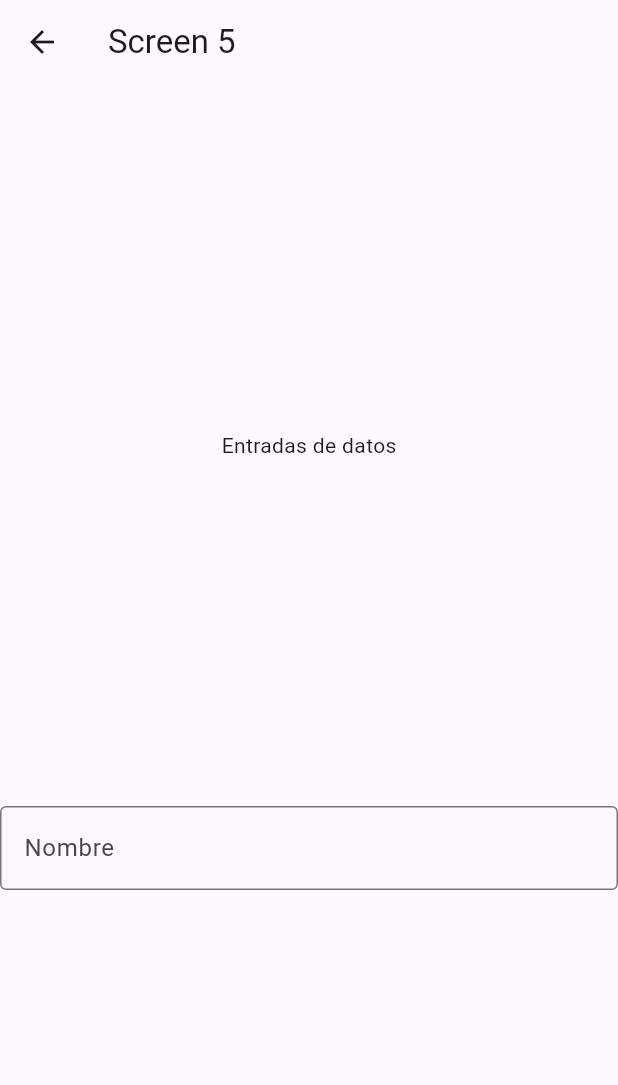
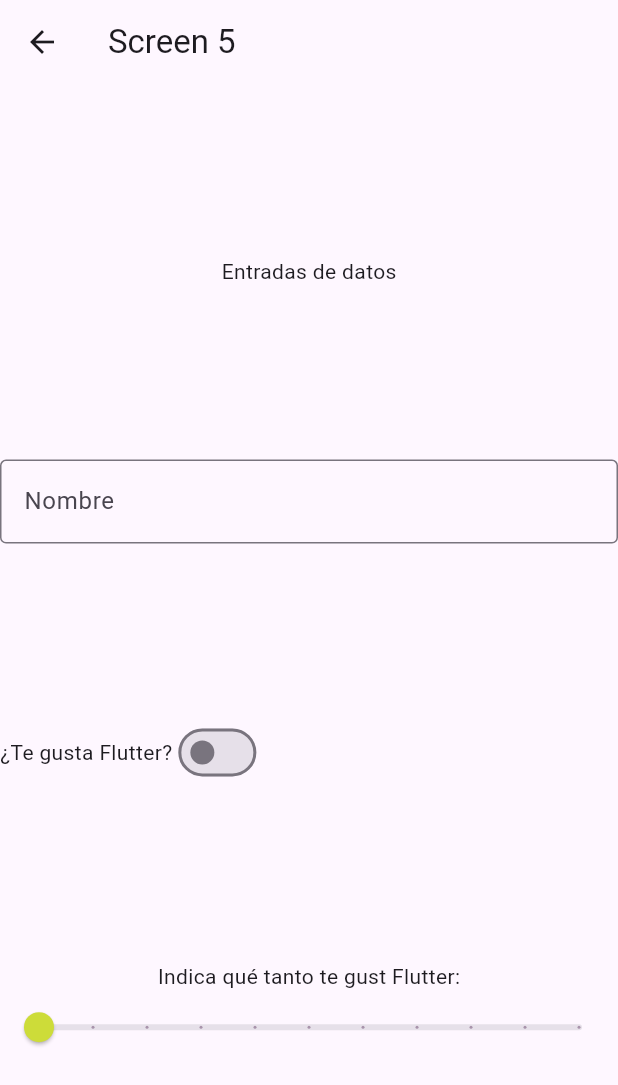
Before and after one commit to fernandezalexia57-has/elementos4a26, a Flutter app: the Screen5 screen opened directly, on a phone screen of 412 x 824 dp. Shown: the top 1085 px of the screen. Run offline on Flutter 3.47's test engine with Material 3 defaults, Android fonts, the phone set to English and light mode, and no system bars.

Commit message:
TextField, Switch y Slider

```diff
--- a/lib/screens/screen5.dart
+++ b/lib/screens/screen5.dart
@@ -8,6 +8,12 @@ class Screen5 extends StatefulWidget {
 }
 
 class _Screen5State extends State<Screen5> {
+
+  // Variables para almacenar los valores de entrada
+  bool _switchValue = false;
+  double _sliderValue = 0.0;
+  TextEditingController _textController = TextEditingController();
+
   @override
   Widget build(BuildContext context) {
     return Scaffold(
@@ -18,6 +24,8 @@ class _Screen5State extends State<Screen5> {
           Text('Entradas de datos'),
           // llamadas a los widgets de entrada de datos
           _entradaTexto(),
+          _entradaSwitch(),
+          _entradaSlider(),
         ],
       ),
     );
@@ -25,11 +33,56 @@ class _Screen5State extends State<Screen5> {
 
   TextField _entradaTexto() {
     return TextField(
+      controller: _textController,
       decoration: InputDecoration(
         labelText: 'Nombre',
         hintText: 'Ingresa tu nombre',
         border: OutlineInputBorder(),
       ),
+      onChanged: (value) {
+        print('Valor del TextField: $value');
+      },
+    );
+  }
+
+  Row _entradaSwitch() {
+    return Row(
+      mainAxisAlignment: MainAxisAlignment.start,
+      children: [
+        Text('¿Te gusta Flutter?'),
+        Switch(
+          value: _switchValue,
+          onChanged: (value) {
+            setState(() {
+              _switchValue = value;
+              print('El valor del Switch es: $_switchValue');
+            }); // Acción al cambiar el switch
+          },
+        ),
+      ],
+    );
+  }
+
+  Column _entradaSlider() {
+    return Column(
+      children: [
+        Text('Indica qué tanto te gust Flutter:'),
+        Slider(
+          min: 0.0,
+          max: 10.0,
+          activeColor: const Color.fromARGB(255, 168, 147, 171),
+          thumbColor: Colors.lime,
+          value: _sliderValue,
+          divisions: 10,
+          label: '${_sliderValue.round()}',
+          onChanged: (value) {
+            setState(() {
+              _sliderValue = value;
+              print('Se cambió el slider: $_sliderValue');
+            }); // Acción al cambiar el slider
+          },
+        ),
+      ],
     );
   }
 }
```
